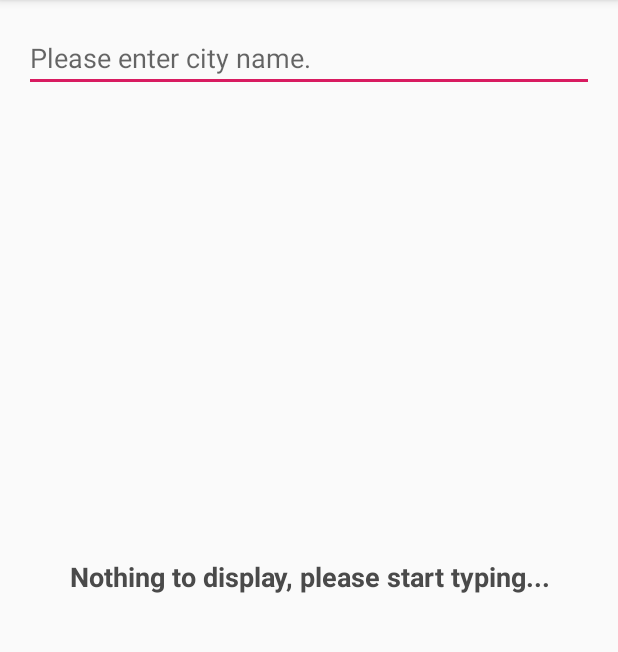
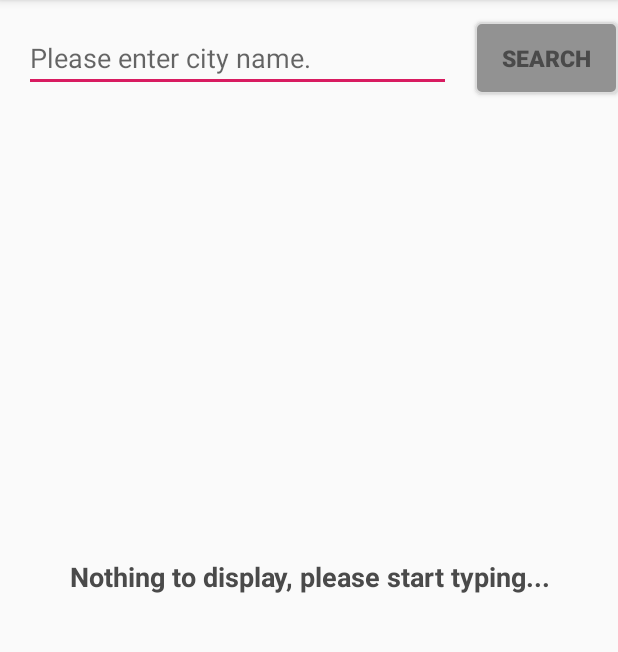
Before and after one commit to Bender-Story/WeatherReportApp, an Android app: the screen it shows after launch (MainActivity), on a phone screen of 412 x 824 dp, the part 84-736 px from its top. Run offline under Robolectric (Android 15) with nearby library versions, the phone set to English and light mode, and no system bars; our stand-ins replace data binding; 1 statement that could not run was skipped.

Commit message:
Add a button in main activity for  search.

```diff
--- /dev/null
+++ b/app/src/main/res/drawable/button_background.xml
@@ -0,0 +1,21 @@
+<?xml version="1.0" encoding="utf-8"?>
+<shape xmlns:android="http://schemas.android.com/apk/res/android"
+    android:shape="rectangle" >
+
+    <!-- View background color -->
+    <solid
+        android:color="@color/greyBackground" >
+    </solid>
+
+    <!-- View border color and width -->
+    <stroke
+        android:width="1dp"
+        android:color="@color/lightGrey" >
+    </stroke>
+
+    <!-- The radius makes the corners rounded -->
+    <corners
+        android:radius="4dp"   >
+    </corners>
+
+</shape>
--- a/app/src/main/res/layout/activity_main.xml
+++ b/app/src/main/res/layout/activity_main.xml
@@ -9,16 +9,30 @@
     android:layout_width="match_parent"
     android:layout_height="match_parent"
     tools:context=".view.detailsView.MainActivity">
-
+<LinearLayout
+    android:id="@+id/searchLayout"
+    android:layout_width="match_parent"
+    android:layout_height="wrap_content"
+    app:layout_constraintTop_toTopOf="parent"
+    android:weightSum="4"
+    >
 
     <EditText
-        android:id="@+id/search_edit_text"
-        android:layout_width="match_parent"
+        android:id="@+id/searchEditText"
+        android:layout_width="0dp"
         android:layout_height="wrap_content"
+        android:layout_weight="3"
         android:hint="@string/searchHint"
         android:layout_margin="@dimen/margin_16"
-        app:layout_constraintTop_toTopOf="parent"
         />
+    <androidx.appcompat.widget.AppCompatButton
+        style="@style/buttonStyle"
+        android:layout_width="0dp"
+        android:layout_height="wrap_content"
+        android:layout_gravity="center"
+        android:text="@string/search"
+        android:layout_weight="1"/>
+</LinearLayout>
 
     <TextView
         style="@style/subHeaderTextStyle"
@@ -36,7 +50,7 @@
         android:layout_height="wrap_content"
         app:layout_constraintLeft_toLeftOf="parent"
         app:layout_constraintRight_toRightOf="parent"
-        app:layout_constraintTop_toBottomOf="@id/search_edit_text"
+        app:layout_constraintTop_toBottomOf="@id/searchLayout"
         app:layout_constraintHorizontal_bias="0.0"
         app:layout_constraintVertical_bias="0.0"
         >
@@ -48,12 +62,14 @@
             android:layout_width="match_parent"
             android:layout_height="wrap_content"
             app:visible="@{false}"
+            android:layout_margin="@dimen/margin_8"
             layout="@layout/view_recylerview_results" />
 
         <include
             android:layout_width="match_parent"
             android:layout_height="wrap_content"
             app:visible="@{false}"
+            android:layout_margin="@dimen/margin_8"
             layout="@layout/view_recyclerview_recent" />
         </LinearLayout>
 
--- a/app/src/main/res/values/colors.xml
+++ b/app/src/main/res/values/colors.xml
@@ -7,4 +7,5 @@
     <color name="headerTextColor">#25282B</color>
     <color name="subHeaderTextColor">#4A4A4A</color>
     <color name="greyBackground">#929292</color>
+    <color name="lightGrey">#DCDCDC</color>
 </resources>
--- a/app/src/main/res/values/strings.xml
+++ b/app/src/main/res/values/strings.xml
@@ -7,4 +7,5 @@
 
     <string name="searchHead">Search Results</string>
     <string name="recentHead">Recent search Items</string>
+    <string name="search">Search</string>
 </resources>
--- a/app/src/main/res/values/styles.xml
+++ b/app/src/main/res/values/styles.xml
@@ -26,4 +26,12 @@
         <item name="android:textColor">@color/subHeaderTextColor</item>
     </style>
 
+    <style name="buttonStyle">
+        <item name="android:textSize">@dimen/textSize_15</item>
+        <item name="android:textColor">@color/subHeaderTextColor</item>
+        <item name="android:background">@drawable/button_background</item>
+        <item name="android:gravity">center</item>
+        <item name="android:textStyle">bold</item>
+    </style>
+
 </resources>
```
